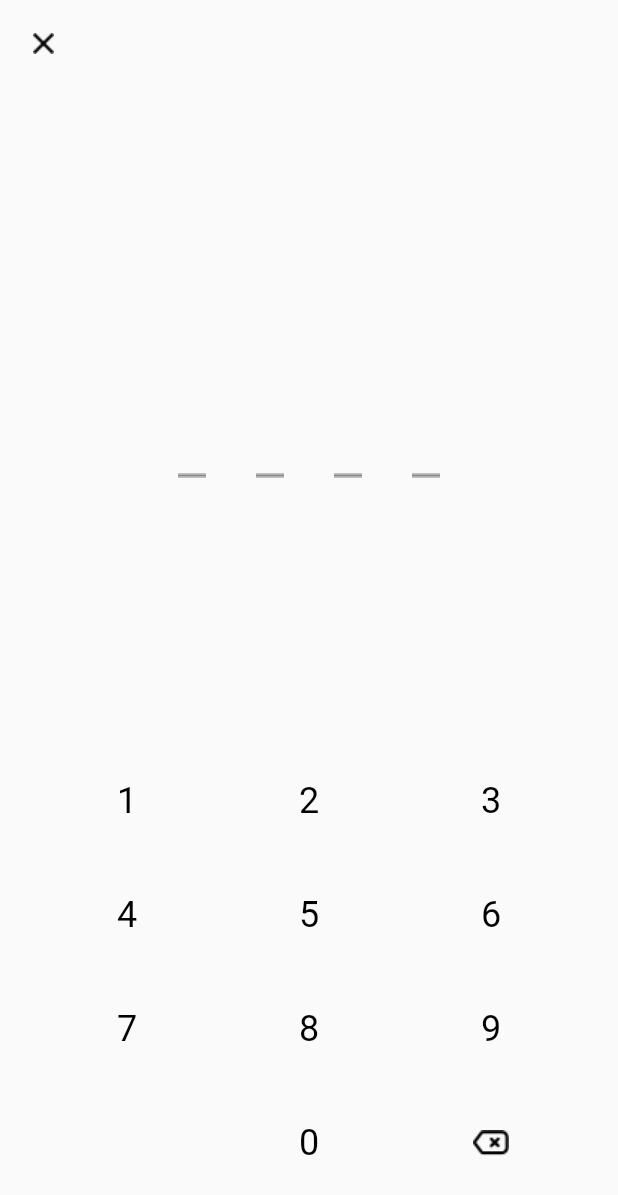
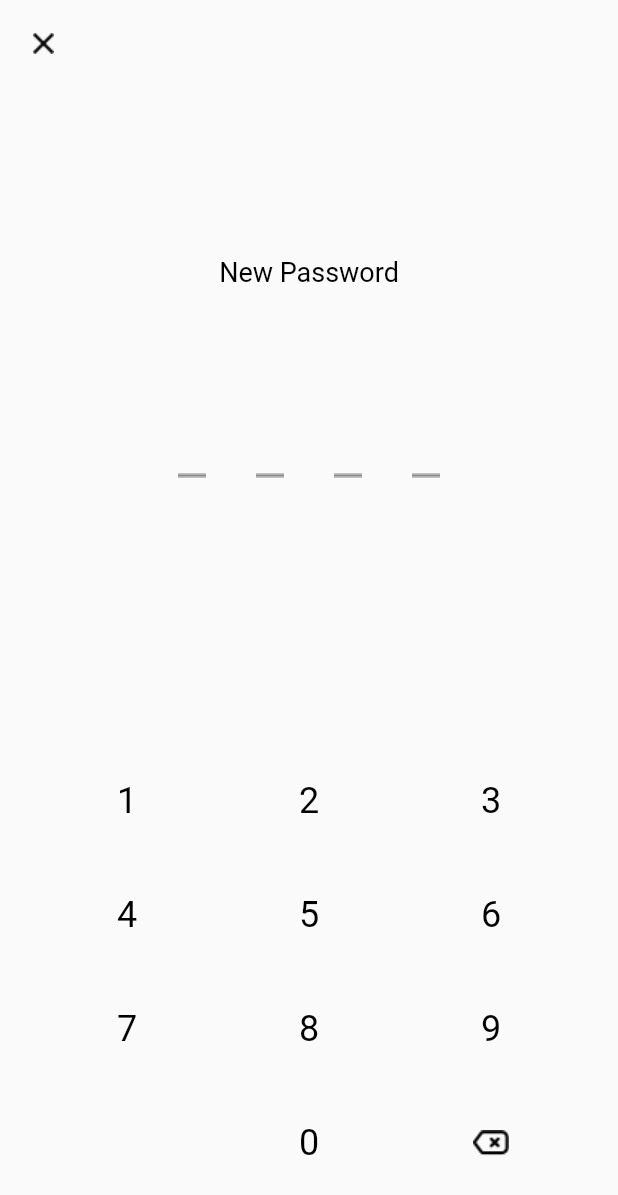
Before and after one commit to Crisis2010/To_Do_prev, a Flutter app: the CreatePasswordScreen screen opened directly, on a phone screen of 412 x 824 dp. Shown: the top 1195 px of the screen. Run offline on Flutter 3.47's test engine with Material 2 defaults, Android fonts, the phone set to English and light mode, and no system bars; our stand-ins replace image_picker, rxdart, sqflite, vibration; missing offline and left inert: preferences; accounts and stored records are empty.

Commit message:
Updated lib folder

```diff
--- /dev/null
+++ b/lib/Localization.dart
@@ -0,0 +1,259 @@
+
+import 'package:flutter/foundation.dart';
+import 'package:flutter/material.dart';
+
+class AppLocalizations {
+  static const NEW_PASSWORD = "newPassword";
+  static const CONFIRM_NEW_PASSWORD = "confirmNewPassword";
+  static const CONFIRM_PASSWORD_FAIL = "confirmPasswordFail";
+  static const CURRENT_PASSWORD = "currentPassword";
+  static const RETRY_INPUT_PASSWORD = "retryInputPassword";
+  static const CREATE_PASSWORD = "createPassword";
+  static const CREATE_PASSWORD_BODY = "createPasswordBody";
+  static const CREATE_PASSWORD_SUCCESS = "createPasswordSuccess";
+  static const CREATE_PASSWORD_FAIL = "createPasswordFail";
+  static const UNLOCK_FAIL = "unlockFail";
+  static const PASSWORD_CHANGED = "passwordChanged";
+  static const PASSWORD_UNCHANGED = "passwordUnchanged";
+  static const CANCEL = "cancel";
+  static const OK = "ok";
+  static const ADD = "add";
+  static const MODIFY = "modify";
+  static const CREATE = "new";
+  static const NO_TODOS = "noToDos";
+  static const CATEGORY = "category";
+  static const REMOVE_CATEGORY = "removeCategory";
+  static const REMOVE_CATEGORY_BODY = "removeCategoryBody";
+  static const CATEGORY_NONE = "categoryNone";
+  static const ADD_TASK = "addTask";
+  static const MODIFY_TASK = "modifyTask";
+  static const CHOOSE_PHOTO = "choosePhoto";
+  static const SETTINGS_GENERAL = "settingsGeneral";
+  static const SETTINGS_USE_LOCK_SCREEN = "settingsLockScreen";
+  static const SETTINGS_RESET_PASSWORD = "settingsResetPassword";
+  static const SETTINGS_RECOVERY_EMAIL = "settingsRecoveryEmail";
+  static const INVALID_RECOVERY_EMAIL = "invalidRecoveryEmail";
+  static const SEND_TEMP_PASSWORD = "sendTempPassword";
+  static const CONFIRM_SEND_TEMP_PASSWORD = "confirmSendTempPassword";
+  static const CONFIRM_SEND_TEMP_PASSWORD_BODY = "confirmSendTempPasswordBody";
+  static const FAILED_TO_SAVE_TEMP_PASSWORD_BY_UNKNOWN_ERROR = "failedToSaveTempPasswordByUnknownError";
+  static const TEMP_PASSWORD_MAIL_SUBJECT = "tempPasswordMailSubject";
+  static const TEMP_PASSWORD_MAIL_BODY = "tempPasswordMailBody";
+  static const TEMP_PASSWORD_MAIL_SENT = "tempPasswordMailSent";
+  static const TEMP_PASSWORD_MAIL_SEND_FAILED = "tempPasswordMailSendFailed";
+  static const REMOVE_TO_DO = "removeToDo";
+  static const REMOVE_TO_DO_BODY = "removeToDoBody";
+  static const RECORD_NAVIGATION_TITLE = "recordNavigationTitle";
+  static const SETTINGS_NAVIGATION_TITLE = "settingsNavigationTitle";
+  static const CHECK_POINT_HINT = "checkPointHint";
+  static const DAY_MEMO_HINT = "dayMemoHint";
+  static const FIRST_TO_DO_CHECK_TITLE = "firstToDoCheckTitle";
+  static const FIRST_TO_DO_CHECK_BODY = "firstToDoCheckBody";
+
+  static AppLocalizations of(BuildContext context) {
+    return Localizations.of<AppLocalizations>(context, AppLocalizations);
+  }
+
+  static Map<String, Map<String, String>> _localizedValues = {
+    'en': {
+      NEW_PASSWORD: 'New Password',
+      CONFIRM_NEW_PASSWORD: 'Confirm New Password',
+      CONFIRM_PASSWORD_FAIL: 'Incorrect',
+      CURRENT_PASSWORD: 'Current Password',
+      RETRY_INPUT_PASSWORD: 'Retry Password',
+      CREATE_PASSWORD: 'Create Password',
+      CREATE_PASSWORD_BODY: 'You haven\'t set your password yet!\nGo create new password?',
+      CREATE_PASSWORD_SUCCESS: 'Password has been set successfully!',
+      CREATE_PASSWORD_FAIL: 'Password has not been set',
+      UNLOCK_FAIL: 'Failed to unlock',
+      PASSWORD_CHANGED: 'Password changed!',
+      PASSWORD_UNCHANGED: 'Password not changed',
+      CANCEL: 'Cancel',
+      OK: 'Ok',
+      ADD: 'Add',
+      MODIFY: 'Modify',
+      CREATE: 'Create',
+      NO_TODOS: 'No TODO yet!',
+      CATEGORY: 'Category',
+      REMOVE_CATEGORY: 'Remove Category',
+      REMOVE_CATEGORY_BODY: 'Are you sure you want to remove this category?',
+      CATEGORY_NONE: 'None',
+      ADD_TASK: 'Add Task',
+      MODIFY_TASK: 'Modify Task',
+      CHOOSE_PHOTO: 'Choose Photo',
+      SETTINGS_GENERAL: 'General',
+      SETTINGS_USE_LOCK_SCREEN: 'LockScreen',
+      SETTINGS_RESET_PASSWORD: 'Reset Password',
+      SETTINGS_RECOVERY_EMAIL: 'Recovery Email',
+      INVALID_RECOVERY_EMAIL: 'Recovery email is either empty or invalid',
+      SEND_TEMP_PASSWORD: 'Send Temporary Password',
+      CONFIRM_SEND_TEMP_PASSWORD: 'Send Temporary Password',
+      CONFIRM_SEND_TEMP_PASSWORD_BODY: 'Your previous password will be overriden by temporary password, and will be sent to your recovery email.',
+      FAILED_TO_SAVE_TEMP_PASSWORD_BY_UNKNOWN_ERROR: 'Failed to save temporary password by unknown error',
+      TEMP_PASSWORD_MAIL_SUBJECT: '[ToDo] Your temporary password has been set',
+      TEMP_PASSWORD_MAIL_BODY: 'Your password has been set: ',
+      TEMP_PASSWORD_MAIL_SENT: 'Mail has been sent! Check your recovery email.',
+      TEMP_PASSWORD_MAIL_SEND_FAILED: 'Mail has not been sent. Please check your recovery email again.',
+      REMOVE_TO_DO: 'Remove TODO',
+      REMOVE_TO_DO_BODY: 'Are you sure you want to remove this TODO?',
+      RECORD_NAVIGATION_TITLE: 'Record',
+      SETTINGS_NAVIGATION_TITLE: 'Settings',
+      CHECK_POINT_HINT: 'Anything to remind yourself?',
+      DAY_MEMO_HINT: 'Memo for today. Anything.',
+      FIRST_TO_DO_CHECK_TITLE: 'Irreversible action',
+      FIRST_TO_DO_CHECK_BODY: 'We treat completing task a very valuable action. Therefore, it\'s impossible to undo completing task unless deleting it.\n(This message is shown only once.)',
+    },
+
+  };
+
+  final Locale locale;
+
+  AppLocalizations(this.locale);
+
+  String get newPassword => _localizedValues[locale.languageCode][NEW_PASSWORD];
+  String get confirmNewPassword => _localizedValues[locale.languageCode][CONFIRM_NEW_PASSWORD];
+  String get confirmPasswordFail => _localizedValues[locale.languageCode][CONFIRM_PASSWORD_FAIL];
+  String get currentPassword => _localizedValues[locale.languageCode][CURRENT_PASSWORD];
+  String get retryInputPassword => _localizedValues[locale.languageCode][RETRY_INPUT_PASSWORD];
+  String get createPassword => _localizedValues[locale.languageCode][CREATE_PASSWORD];
+  String get createPasswordBody => _localizedValues[locale.languageCode][CREATE_PASSWORD_BODY];
+  String get createPasswordSuccess => _localizedValues[locale.languageCode][CREATE_PASSWORD_SUCCESS];
+  String get createPasswordFail => _localizedValues[locale.languageCode][CREATE_PASSWORD_FAIL];
+  String get unlockFail => _localizedValues[locale.languageCode][UNLOCK_FAIL];
+  String get passwordChanged => _localizedValues[locale.languageCode][PASSWORD_CHANGED];
+  String get passwordUnchanged => _localizedValues[locale.languageCode][PASSWORD_UNCHANGED];
+  String get cancel => _localizedValues[locale.languageCode][CANCEL];
+  String get ok => _localizedValues[locale.languageCode][OK];
+  String get add => _localizedValues[locale.languageCode][ADD];
+  String get modify => _localizedValues[locale.languageCode][MODIFY];
+  String get create => _localizedValues[locale.languageCode][CREATE];
+  String get noToDos => _localizedValues[locale.languageCode][NO_TODOS];
+  String get category => _localizedValues[locale.languageCode][CATEGORY];
+  String get removeCategory => _localizedValues[locale.languageCode][REMOVE_CATEGORY];
+  String get removeCategoryBody => _localizedValues[locale.languageCode][REMOVE_CATEGORY_BODY];
+  String get categoryNone => _localizedValues[locale.languageCode][CATEGORY_NONE];
+  String get addTask => _localizedValues[locale.languageCode][ADD_TASK];
+  String get modifyTask => _localizedValues[locale.languageCode][MODIFY_TASK];
+  String get choosePhoto => _localizedValues[locale.languageCode][CHOOSE_PHOTO];
+  String get settingsGeneral => _localizedValues[locale.languageCode][SETTINGS_GENERAL];
+  String get settingsUseLockScreen => _localizedValues[locale.languageCode][SETTINGS_USE_LOCK_SCREEN];
+  String get settingsResetPassword => _localizedValues[locale.languageCode][SETTINGS_RESET_PASSWORD];
+  String get settingsRecoveryEmail => _localizedValues[locale.languageCode][SETTINGS_RECOVERY_EMAIL];
+  String get invalidRecoveryEmail => _localizedValues[locale.languageCode][INVALID_RECOVERY_EMAIL];
+  String get sendTempPassword => _localizedValues[locale.languageCode][SEND_TEMP_PASSWORD];
+  String get confirmSendTempPassword => _localizedValues[locale.languageCode][CONFIRM_SEND_TEMP_PASSWORD];
+  String get confirmSendTempPasswordBody => _localizedValues[locale.languageCode][CONFIRM_SEND_TEMP_PASSWORD_BODY];
+  String get failedToSaveTempPasswordByUnknownError => _localizedValues[locale.languageCode][FAILED_TO_SAVE_TEMP_PASSWORD_BY_UNKNOWN_ERROR];
+  String get tempPasswordMailSubject => _localizedValues[locale.languageCode][TEMP_PASSWORD_MAIL_SUBJECT];
+  String get tempPasswordMailBody => _localizedValues[locale.languageCode][TEMP_PASSWORD_MAIL_BODY];
+  String get tempPasswordMailSent => _localizedValues[locale.languageCode][TEMP_PASSWORD_MAIL_SENT];
+  String get tempPasswordMailSendFailed => _localizedValues[locale.languageCode][TEMP_PASSWORD_MAIL_SEND_FAILED];
+  String get removeToDo => _localizedValues[locale.languageCode][REMOVE_TO_DO];
+  String get removeToDoBody => _localizedValues[locale.languageCode][REMOVE_TO_DO_BODY];
+  String get recordNavigationTitle => _localizedValues[locale.languageCode][RECORD_NAVIGATION_TITLE];
+  String get settingsNavigationTitle => _localizedValues[locale.languageCode][SETTINGS_NAVIGATION_TITLE];
+  String get checkPointHint => _localizedValues[locale.languageCode][CHECK_POINT_HINT];
+  String get dayMemoHint => _localizedValues[locale.languageCode][DAY_MEMO_HINT];
+  String get firstToDoCheckTitle => _localizedValues[locale.languageCode][FIRST_TO_DO_CHECK_TITLE];
+  String get firstToDoCheckBody => _localizedValues[locale.languageCode][FIRST_TO_DO_CHECK_BODY];
+
+  String getMonthAndNthWeek(int month, int nthWeek) {
+
+      final monthName = _getMonthNameShort(month);
+      switch (nthWeek) {
+        case 0:
+          return '1st Week of $monthName';
+        case 1:
+          return '2nd Week of $monthName';
+        case 2:
+          return '3rd Week of $monthName';
+        case 3:
+          return '4th Week of $monthName';
+        case 4:
+        default:
+          return '5th Week of $monthName';
+      }
+  }
+
+  String _getMonthNameShort(int month) {
+    return month == DateTime.january ? 'Jan'
+      : month == DateTime.february ? 'Feb'
+      : month == DateTime.march ? 'Mar'
+      : month == DateTime.april ? 'Apr'
+      : month == DateTime.may ? 'May'
+      : month == DateTime.june ? 'Jun'
+      : month == DateTime.july ? 'Jul'
+      : month == DateTime.august ? 'Aug'
+      : month == DateTime.september ? 'Sep'
+      : month == DateTime.october ? 'Oct'
+      : month == DateTime.november ? 'Nov'
+      : 'Dec';
+  }
+
+  String _getMonthName(int month) {
+    return month == DateTime.january ? 'January'
+      : month == DateTime.february ? 'February'
+      : month == DateTime.march ? 'March'
+      : month == DateTime.april ? 'April'
+      : month == DateTime.may ? 'May'
+      : month == DateTime.june ? 'June'
+      : month == DateTime.july ? 'July'
+      : month == DateTime.august ? 'August'
+      : month == DateTime.september ? 'Sepember'
+      : month == DateTime.october ? 'October'
+      : month == DateTime.november ? 'November'
+      : 'December';
+  }
+
+  String getDayPreviewTitle(int month, int day, int weekday) {
+    final weekdayString = _getWeekDayName(weekday);
+    return '$weekdayString, ${_getMonthName(month)} $day';
+  }
+
+  String getDayScreenTitle(int month, int day, int weekday) {
+    final weekdayString = _getWeekDayName(weekday);
+    return '$weekdayString, ${_getMonthName(month)} $day';
+
+  }
+
+  String _getWeekDayName(int weekDay) {
+
+      if (weekDay == DateTime.monday) {
+        return 'Mon';
+      } else if (weekDay == DateTime.tuesday) {
+        return 'Tue';
+      } else if (weekDay == DateTime.wednesday) {
+        return 'Wed';
+      } else if (weekDay == DateTime.thursday) {
+        return 'Thu';
+      } else if (weekDay == DateTime.friday) {
+        return 'Fri';
+      } else if (weekDay == DateTime.saturday) {
+        return 'Sat';
+      } else {
+        return 'Sun';
+      }
+  }
+
+  String getMoreToDos(int count) {
+
+      return ' and $count more';
+
+  }
+}
+
+class AppLocalizationsDelegate extends LocalizationsDelegate<AppLocalizations> {
+
+  const AppLocalizationsDelegate();
+
+  @override
+  bool isSupported(Locale locale) => ['en'].contains(locale.languageCode);
+
+  @override
+  bool shouldReload(LocalizationsDelegate old) => false;
+
+  @override
+  Future<AppLocalizations> load(Locale locale) {
+    return SynchronousFuture<AppLocalizations>(AppLocalizations(locale));
+  }
+}
--- a/lib/Main.dart
+++ b/lib/Main.dart
@@ -8,9 +8,7 @@ import 'package:todo_app/Dependencies.dart';
 import 'package:todo_app/presentation/App.dart';
 
 Future<void> main() async {
-
   WidgetsFlutterBinding.ensureInitialized();
-
   SystemChrome.setPreferredOrientations([
     DeviceOrientation.portraitUp,
   ]);
@@ -23,7 +21,6 @@ Future<void> main() async {
 
   await PrefService.init();
 
-
   runApp(App(
     dependencies: dependencies,
   ));
--- a/lib/Utils.dart
+++ b/lib/Utils.dart
@@ -4,8 +4,8 @@ import 'package:flutter/material.dart';
 import 'package:todo_app/AppColors.dart';
 import 'package:todo_app/Localization.dart';
 
-class Utils {
 
+  class Utils {
   static bool isSameDay(DateTime d1, DateTime d2) {
     return d1.year == d2.year && d1.month == d2.month && d1.day == d2.day;
   }
--- a/lib/presentation/day/DayBloc.dart
+++ b/lib/presentation/day/DayBloc.dart
@@ -12,7 +12,6 @@ import 'package:todo_app/domain/entity/ToDoRecord.dart';
 import 'package:todo_app/domain/usecase/DayUsecases.dart';
 import 'package:todo_app/presentation/App.dart';
 import 'package:todo_app/presentation/day/DayState.dart';
-
 class DayBloc {
   static const _oneDay = const Duration(days: 1);
 
--- a/lib/presentation/day/DayState.dart
+++ b/lib/presentation/day/DayState.dart
@@ -113,7 +113,6 @@ class DayState {
       currentDate: currentDate ?? this.currentDate,
       inputPassword: inputPassword ?? this.inputPassword,
 
-      // these are one-time events, so default to false if not given to "true" as parameter
       scrollToBottomEvent: scrollToBottomEvent ?? false,
       scrollToToDoListEvent: scrollToToDoListEvent ?? false,
       animateToPageEvent: animateToPageEvent ?? -1,
--- a/lib/presentation/home/HomeBloc.dart
+++ b/lib/presentation/home/HomeBloc.dart
@@ -51,7 +51,6 @@ class HomeBloc {
       childScreenItems: navigationItems,
       currentChildScreenKey: currentChildScreenKey,
     ));
-
     for (var listener in _bottomNavigationItemClickedListeners) {
       listener(key);
     }
--- a/lib/presentation/inputpassword/InputPasswordBloc.dart
+++ b/lib/presentation/inputpassword/InputPasswordBloc.dart
@@ -39,7 +39,6 @@ class InputPasswordBloc {
     if (updatedPassword.length == 4) {
       _state.add(_state.value.buildNew(
         password: updatedPassword,
-        isLoading: true,
       ));
       final savedPassword = await _usecases.getUserPassword();
       if (updatedPassword == savedPassword) {
@@ -53,12 +52,11 @@ class InputPasswordBloc {
           Navigator.pop(context);
           if (onFail != null) {
             onFail();
-          }
+        }
         } else {
           _state.add(_state.value.buildNew(
             password: '',
             failCount: updatedFailCount,
-            isLoading: false,
           ));
         }
       }
--- a/lib/presentation/inputpassword/InputPasswordState.dart
+++ b/lib/presentation/inputpassword/InputPasswordState.dart
@@ -4,14 +4,14 @@ class InputPasswordState {
 
   final String password;
   final int failCount;
-  final bool isLoading;
+
 
   bool get showErrorMsg => failCount > 0;
 
   const InputPasswordState({
     this.password = '',
     this.failCount = 0,
-    this.isLoading = false,
+
   });
 
   InputPasswordState buildNew({
@@ -22,7 +22,7 @@ class InputPasswordState {
     return InputPasswordState(
       password: password ?? this.password,
       failCount: failCount ?? this.failCount,
-      isLoading: isLoading ?? this.isLoading,
+
     );
   }
 }
```
Also changed, not shown: lib/presentation/App.dart (+4 -5 lines), lib/presentation/settings/SettingsBloc.dart (+3 -4 lines).
